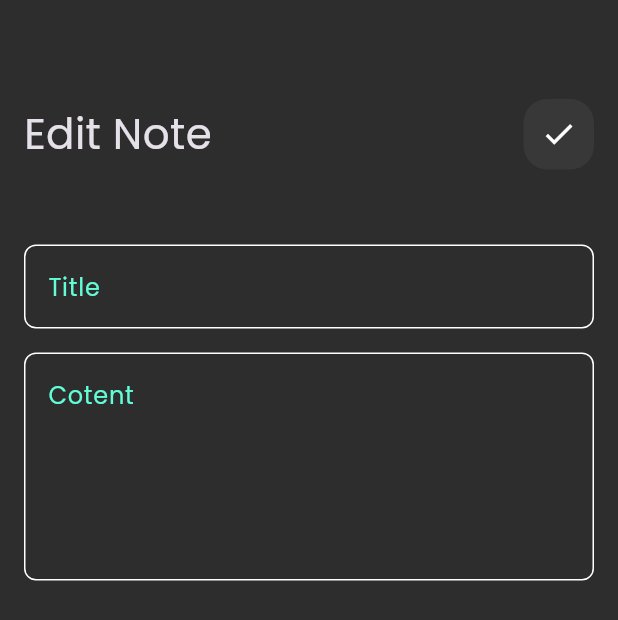
After one commit to mohamedamged22/notes_app, a Flutter app: the screen it shows after launch, after a tap on "Flutter Tips", on a phone screen of 412 x 824 dp. The commit adds this screen. Shown: the top 620 px of the screen. Run offline on Flutter 3.47's test engine with Material 3 defaults, Android fonts, the phone set to English and light mode, and no system bars; our stand-ins replace font_awesome_flutter.

Commit message:
finsh edit view

```diff
--- /dev/null
+++ b/lib/views/edit_notes_view.dart
@@ -0,0 +1,11 @@
+import 'package:flutter/material.dart';
+import 'package:notes_app/views/widgets/edit_notes_view_body.dart';
+
+class EditNotesView extends StatelessWidget {
+  const EditNotesView({super.key});
+
+  @override
+  Widget build(BuildContext context) {
+    return Scaffold(body: EditNotesViewBody());
+  }
+}
--- a/lib/views/widgets/custom_app_bar.dart
+++ b/lib/views/widgets/custom_app_bar.dart
@@ -2,17 +2,18 @@ import 'package:flutter/material.dart';
 import 'package:notes_app/views/widgets/custom_search_icon.dart';
 
 class CustomAppBar extends StatelessWidget {
-  const CustomAppBar({super.key});
+  const CustomAppBar({super.key, required this.title, required this.icon});
+  final String title;
+  final Icon icon;
 
   @override
   Widget build(BuildContext context) {
-    return  Row(
-        children: [
-          Text('Notes', style: TextStyle(fontSize: 28)),
-          Spacer(flex: 1),
-          CustomSearchIcon(),
-        ],
-
+    return Row(
+      children: [
+        Text(title, style: TextStyle(fontSize: 28)),
+        Spacer(flex: 1),
+        CustomIcon(icon: icon),
+      ],
     );
   }
 }
--- a/lib/views/widgets/custom_note_item.dart
+++ b/lib/views/widgets/custom_note_item.dart
@@ -1,5 +1,6 @@
 import 'package:flutter/material.dart';
 import 'package:font_awesome_flutter/font_awesome_flutter.dart';
+import 'package:notes_app/views/edit_notes_view.dart';
 
 class CustomNoteItem extends StatelessWidget {
   const CustomNoteItem({super.key, required this.backGroundColor});
@@ -7,7 +8,18 @@ class CustomNoteItem extends StatelessWidget {
 
   @override
   Widget build(BuildContext context) {
-    return Container(
+    return GestureDetector(
+      onTap: () {
+        Navigator.push(
+          context,
+          MaterialPageRoute(
+            builder: (context) {
+              return EditNotesView();
+            },
+          ),
+        );
+      },
+      child: Container(
         padding: EdgeInsets.only(top: 24, bottom: 24, left: 16),
         decoration: BoxDecoration(
           color: backGroundColor,
@@ -34,7 +46,11 @@ class CustomNoteItem extends StatelessWidget {
               ),
               trailing: IconButton(
                 onPressed: () {},
-              icon: Icon(FontAwesomeIcons.trash, color: Colors.black, size: 24),
+                icon: Icon(
+                  FontAwesomeIcons.trash,
+                  color: Colors.black,
+                  size: 24,
+                ),
               ),
             ),
 
@@ -50,6 +66,7 @@ class CustomNoteItem extends StatelessWidget {
             ),
           ],
         ),
+      ),
     );
   }
 }
--- a/lib/views/widgets/custom_search_icon.dart
+++ b/lib/views/widgets/custom_search_icon.dart
@@ -1,7 +1,8 @@
 import 'package:flutter/material.dart';
 
-class CustomSearchIcon extends StatelessWidget {
-  const CustomSearchIcon({super.key});
+class CustomIcon extends StatelessWidget {
+  const CustomIcon({super.key, required this.icon});
+  final Icon icon;
 
   @override
   Widget build(BuildContext context) {
@@ -12,7 +13,7 @@ class CustomSearchIcon extends StatelessWidget {
         color: Colors.white.withOpacity(.05),
         borderRadius: BorderRadius.circular(16),
       ),
-      child: Center(child: Icon(Icons.search)),
+      child: Center(child: icon),
     );
   }
 }
--- /dev/null
+++ b/lib/views/widgets/edit_notes_view_body.dart
@@ -0,0 +1,24 @@
+import 'package:flutter/material.dart';
+import 'package:notes_app/views/widgets/custom_app_bar.dart';
+import 'package:notes_app/views/widgets/custom_text_field.dart';
+
+class EditNotesViewBody extends StatelessWidget {
+  const EditNotesViewBody({super.key});
+
+  @override
+  Widget build(BuildContext context) {
+    return Padding(
+      padding: const EdgeInsets.all(16.0),
+      child: Column(
+        children: [
+          SizedBox(height: 50),
+          CustomAppBar(title: 'Edit Note', icon: Icon(Icons.check)),
+          SizedBox(height: 50),
+          CustomTextField(hintText: 'Title'),
+          SizedBox(height: 16),
+          CustomTextField(hintText: 'Cotent', maxLines: 5),
+        ],
+      ),
+    );
+  }
+}
--- a/lib/views/widgets/notes_view_body.dart
+++ b/lib/views/widgets/notes_view_body.dart
@@ -12,7 +12,7 @@ class NotesViewBody extends StatelessWidget {
       child: Column(
         children: [
           SizedBox(height: 50),
-          CustomAppBar(),
+          CustomAppBar(title: 'Notes', icon: Icon(Icons.search),),
           Expanded(child: CustomNotesListView()),
         ],
       ),
```
Lines whose indentation alone changed are shown as unchanged.
